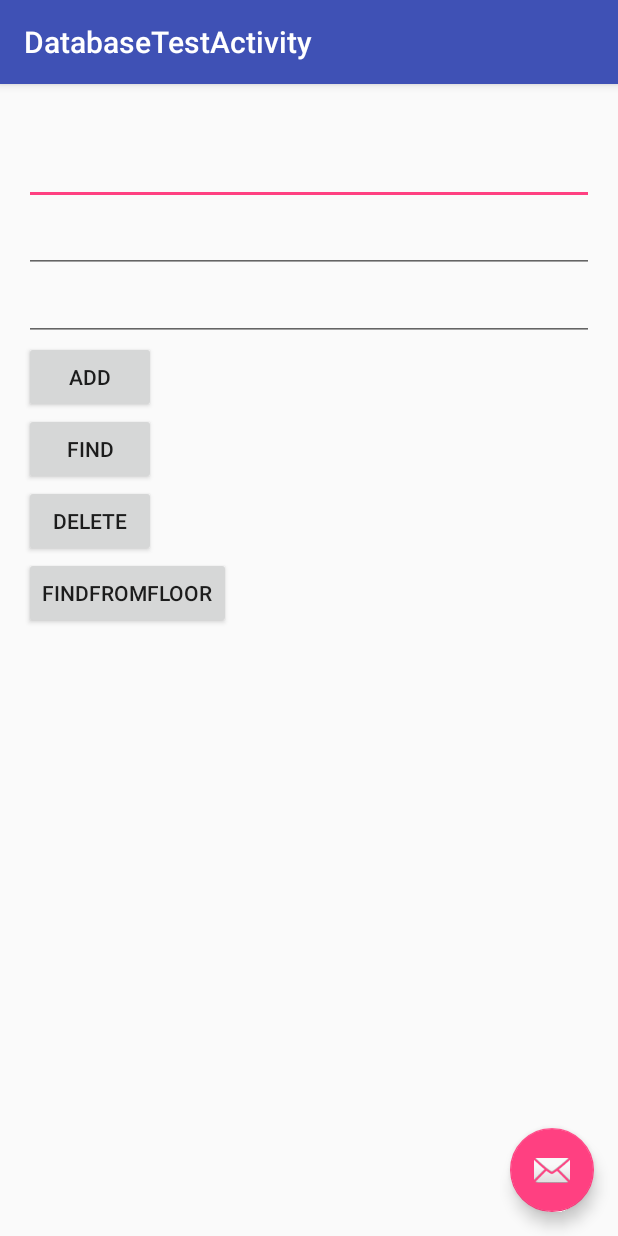
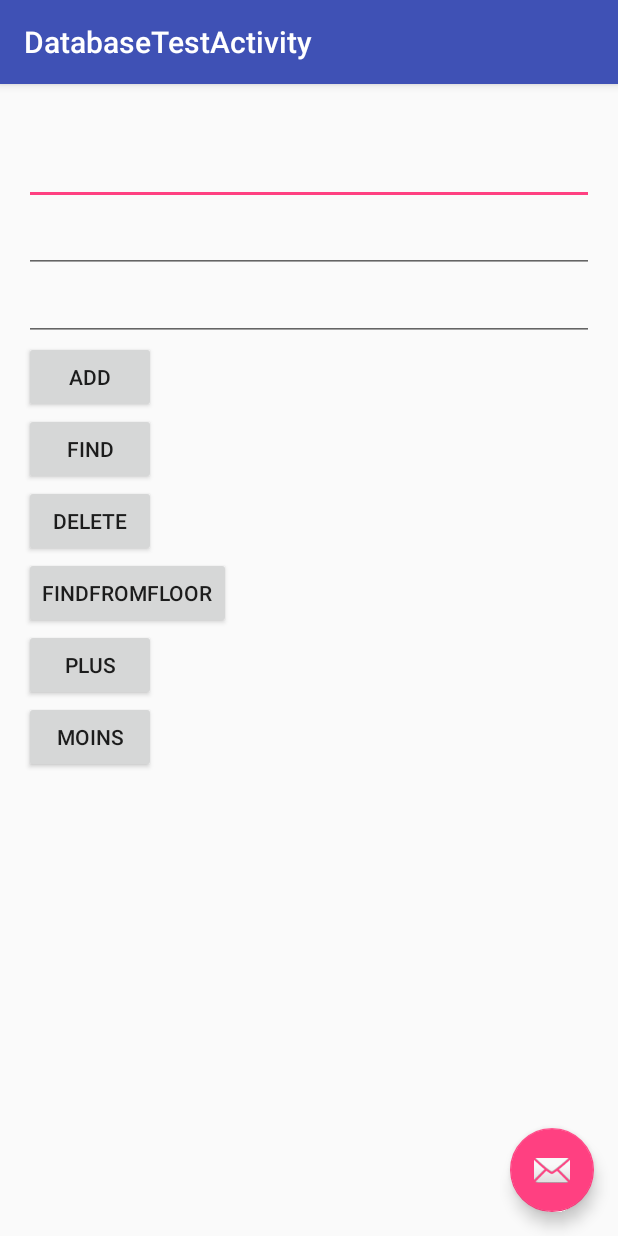
Before and after one commit to mgasque/smartfridge, an Android app: the DatabaseTestActivity screen opened directly, with no data from a screen before it, on a phone screen of 412 x 824 dp. Run offline under Robolectric (Android 15) with nearby library versions, the light colour scheme and no system bars.

Commit message:
functions BDD terminées a part image, à intégrer

```diff
--- a/SmartFridge2/app/src/main/java/com/group2/smartfridge/smartfridge/database/DatabaseTestActivity.java
+++ b/SmartFridge2/app/src/main/java/com/group2/smartfridge/smartfridge/database/DatabaseTestActivity.java
@@ -51,8 +51,15 @@ public class DatabaseTestActivity extends AppCompatActivity {
         Button button2 = (Button) findViewById(R.id.button2);
         Button button3 = (Button) findViewById(R.id.button3);
         Button button4 = (Button) findViewById(R.id.button4);
+        Button button5 = (Button) findViewById(R.id.button5);
 
-
+        button5.setOnClickListener(new View.OnClickListener() {
+            public void onClick(View v) {
+                // Perform action on click
+                MyDBHandler dbHandler = new MyDBHandler(context, null, null, 1);
+                dbHandler.incrementQuantity(productBox.getText().toString());
+            }
+        });
 
         button1.setOnClickListener(new View.OnClickListener() {
             public void onClick(View v) {
@@ -120,7 +127,7 @@ public class DatabaseTestActivity extends AppCompatActivity {
                 List<Product> product =
                         dbHandler.findProductByFloor(floorBox.getText().toString());
 
-                Log.d("log_tag", "coucou " + product.get(0).getFloorName() + product.get(0).getProductName() + product.get(1).getFloorName() + product.get(1).getProductName());
+                Log.d("log_tag", "coucou " + product.get(0).getFloorName() + product.get(0).getProductName() + product.get(0).getQuantity() + product.get(1).getFloorName() + product.get(1).getProductName());
             }
         });
 
--- a/SmartFridge2/app/src/main/res/layout/content_database_test.xml
+++ b/SmartFridge2/app/src/main/res/layout/content_database_test.xml
@@ -34,7 +34,6 @@
         android:id="@+id/productFloor"/>
 
 
-
     <Button
         android:layout_width="wrap_content"
         android:layout_height="wrap_content"
@@ -59,5 +58,17 @@
         android:text="findFromFloor"
         android:id="@+id/button4" />
 
+    <Button
+        android:layout_width="wrap_content"
+        android:layout_height="wrap_content"
+        android:text="plus"
+        android:id="@+id/button5" />
+
+    <Button
+        android:layout_width="wrap_content"
+        android:layout_height="wrap_content"
+        android:text="moins"
+        android:id="@+id/button6" />
+
 
 </LinearLayout>
```
Also changed, not shown: SmartFridge2/app/src/main/java/com/group2/smartfridge/smartfridge/database/MyDBHandler.java (+19 -0 lines), SmartFridge2/app/src/main/res/drawable/pomme.png.
